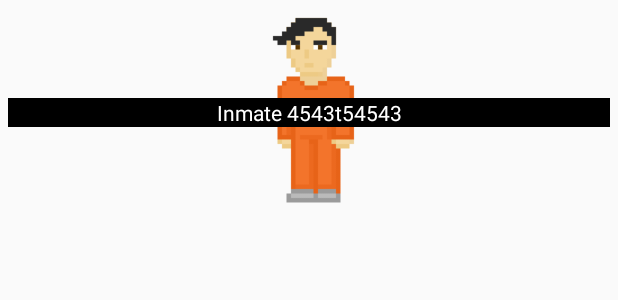
After one commit to dannylui91/CatchEmAll, an Android app: the layout vh_prisoner.xml on its own in the app's theme, with its tools: preview values and no code run, on a phone screen of 412 x 824 dp. The commit adds this screen. Shown: the top 300 px of the screen. Run offline under Robolectric (Android 15) with nearby library versions, the phone set to English and light mode, and no system bars.

Commit message:
Added recycler view, need to code viewholder because all prisoners look the same

```diff
--- a/app/src/main/java/nyc/c4q/jonathancolon/catchemall/UinamesModel.java
+++ b/app/src/main/java/nyc/c4q/jonathancolon/catchemall/models/UinamesModel.java
@@ -1,4 +1,4 @@
-package nyc.c4q.jonathancolon.catchemall;
+package nyc.c4q.jonathancolon.catchemall.models;
 
 /**
  * Created by dannylui on 12/14/16.
--- a/app/src/main/java/nyc/c4q/jonathancolon/catchemall/networks/UinamesApi.java
+++ b/app/src/main/java/nyc/c4q/jonathancolon/catchemall/networks/UinamesApi.java
@@ -1,6 +1,6 @@
 package nyc.c4q.jonathancolon.catchemall.networks;
 
-import nyc.c4q.jonathancolon.catchemall.UinamesModel;
+import nyc.c4q.jonathancolon.catchemall.models.UinamesModel;
 import retrofit2.Call;
 import retrofit2.http.GET;
 import retrofit2.http.Query;
--- a/app/src/main/java/nyc/c4q/jonathancolon/catchemall/networks/UinamesClient.java
+++ b/app/src/main/java/nyc/c4q/jonathancolon/catchemall/networks/UinamesClient.java
@@ -1,6 +1,6 @@
 package nyc.c4q.jonathancolon.catchemall.networks;
 
-import nyc.c4q.jonathancolon.catchemall.UinamesModel;
+import nyc.c4q.jonathancolon.catchemall.models.UinamesModel;
 import retrofit2.Call;
 import retrofit2.Retrofit;
 import retrofit2.converter.gson.GsonConverterFactory;
--- a/app/src/main/java/nyc/c4q/jonathancolon/catchemall/service/MyService.java
+++ b/app/src/main/java/nyc/c4q/jonathancolon/catchemall/service/MyService.java
@@ -13,7 +13,7 @@ import android.widget.Toast;
 
 import nyc.c4q.jonathancolon.catchemall.R;
 import nyc.c4q.jonathancolon.catchemall.SecondActivity;
-import nyc.c4q.jonathancolon.catchemall.UinamesModel;
+import nyc.c4q.jonathancolon.catchemall.models.UinamesModel;
 import nyc.c4q.jonathancolon.catchemall.models.prisoner.Prisoner;
 import nyc.c4q.jonathancolon.catchemall.models.prisoner.PrisonerBuilder;
 import nyc.c4q.jonathancolon.catchemall.networks.UinamesClient;
--- /dev/null
+++ b/app/src/main/res/layout/vh_prisoner.xml
@@ -0,0 +1,93 @@
+<?xml version="1.0" encoding="utf-8"?>
+<LinearLayout xmlns:android="http://schemas.android.com/apk/res/android"
+    android:orientation="vertical" android:layout_width="match_parent"
+    android:layout_height="150dp">
+
+    <FrameLayout xmlns:android="http://schemas.android.com/apk/res/android"
+        xmlns:tools="http://schemas.android.com/tools"
+        android:id="@+id/activity_prison_cell"
+        android:layout_width="match_parent"
+        android:layout_height="match_parent"
+        tools:context="nyc.c4q.jonathancolon.catchemall.SecondActivity">
+
+        <RelativeLayout
+            android:id="@+id/skintone_layer"
+            android:layout_height="match_parent"
+            android:layout_width="match_parent">
+            <ImageView
+                android:id="@+id/vh_skintone"
+                android:layout_width="wrap_content"
+                android:layout_height="wrap_content"
+                android:src="@drawable/prisoner_skintone_2_300_180"
+                android:layout_centerVertical="true"
+                android:layout_centerHorizontal="true" />
+        </RelativeLayout>
+
+        <RelativeLayout
+            android:layout_height="match_parent"
+            android:layout_width="match_parent"
+            android:id="@+id/eye_layer">
+            <ImageView
+                android:id="@+id/vh_eyes"
+                android:layout_width="wrap_content"
+                android:layout_height="wrap_content"
+                android:src="@drawable/prisoner_eyes_brown_300_180"
+                android:layout_centerVertical="true"
+                android:layout_centerHorizontal="true" />
+
+            <!--  Place the objects you want on the top here -->
+            <RelativeLayout
+                android:id="@+id/hair_layer"
+                android:layout_height="match_parent"
+                android:layout_width="match_parent">
+                <ImageView
+                    android:id="@+id/vh_hair"
+                    android:layout_width="wrap_content"
+                    android:layout_height="wrap_content"
+                    android:src="@drawable/prisoner_hair_combover_black_300_180"
+                    android:layout_centerVertical="true"
+                    android:layout_centerHorizontal="true" />
+            </RelativeLayout>
+            <RelativeLayout
+                android:id="@+id/beard_layer"
+                android:layout_height="match_parent"
+                android:layout_width="match_parent">
+                <ImageView
+                    android:id="@+id/vh_beard"
+                    android:layout_width="wrap_content"
+                    android:layout_height="wrap_content"
+                    android:layout_centerVertical="true"
+                    android:layout_centerHorizontal="true" />
+
+                <!--  Place the objects you want on the bottom here -->
+            </RelativeLayout>
+            <RelativeLayout
+                android:id="@+id/accessory_layer"
+                android:layout_height="match_parent"
+                android:layout_width="match_parent">
+                <ImageView
+                    android:id="@+id/vh_accessory"
+                    android:layout_width="wrap_content"
+                    android:layout_height="wrap_content"
+                    android:layout_centerVertical="true"
+                    android:layout_centerHorizontal="true" />
+            </RelativeLayout>
+        </RelativeLayout>
+
+        <RelativeLayout
+            android:layout_width="match_parent"
+            android:layout_height="match_parent">
+            <TextView
+                android:id="@+id/vh_name"
+                android:layout_width="match_parent"
+                android:layout_height="wrap_content"
+                android:layout_centerInParent="true"
+                android:layout_marginLeft="5dp"
+                android:layout_marginRight="5dp"
+                android:gravity="center"
+                android:text="Inmate 4543t54543"
+                android:textColor="#FFFFFFFF"
+                android:background="#FF000000"/>
+        </RelativeLayout>
+    </FrameLayout>
+</LinearLayout>
```
Also changed, not shown: app/src/main/java/nyc/c4q/jonathancolon/catchemall/MainActivity.java (+34 -2 lines), app/src/main/java/nyc/c4q/jonathancolon/catchemall/PrisonerAdapter.java (added, +92 -0 lines), app/src/main/res/layout/activity_main.xml (+5 -4 lines).
